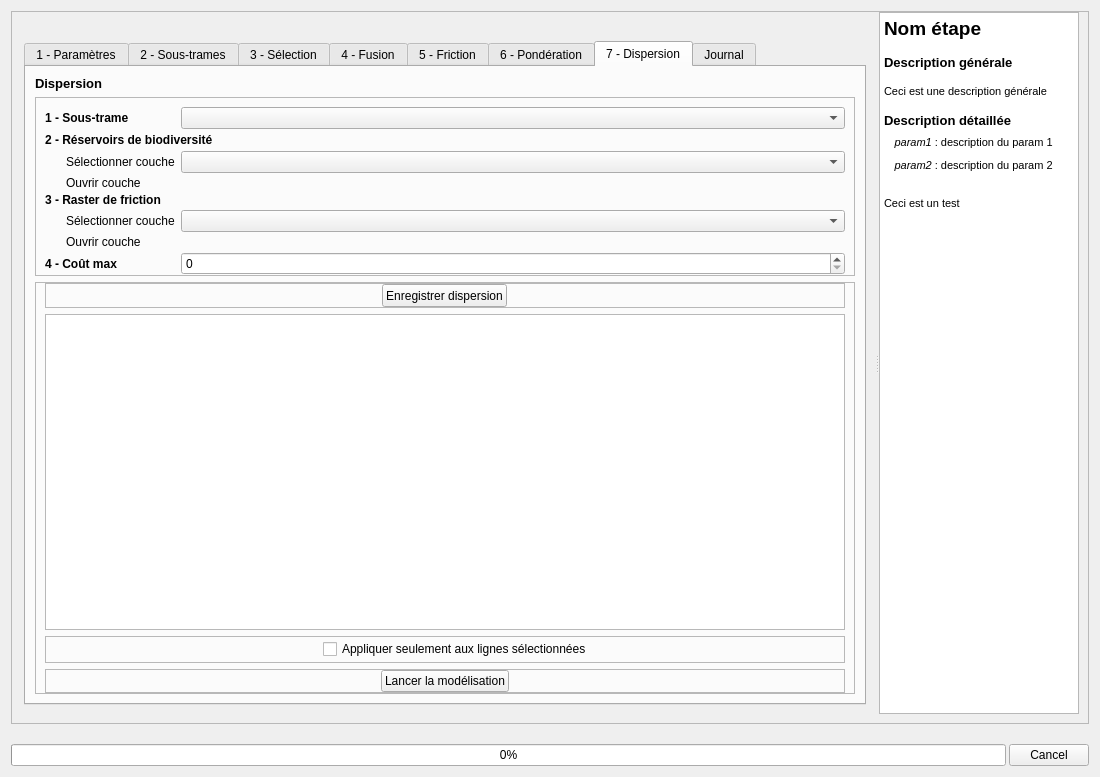
Qt form test_dialog.ui (MathieuChailloux/BioDispersal) before a commit.
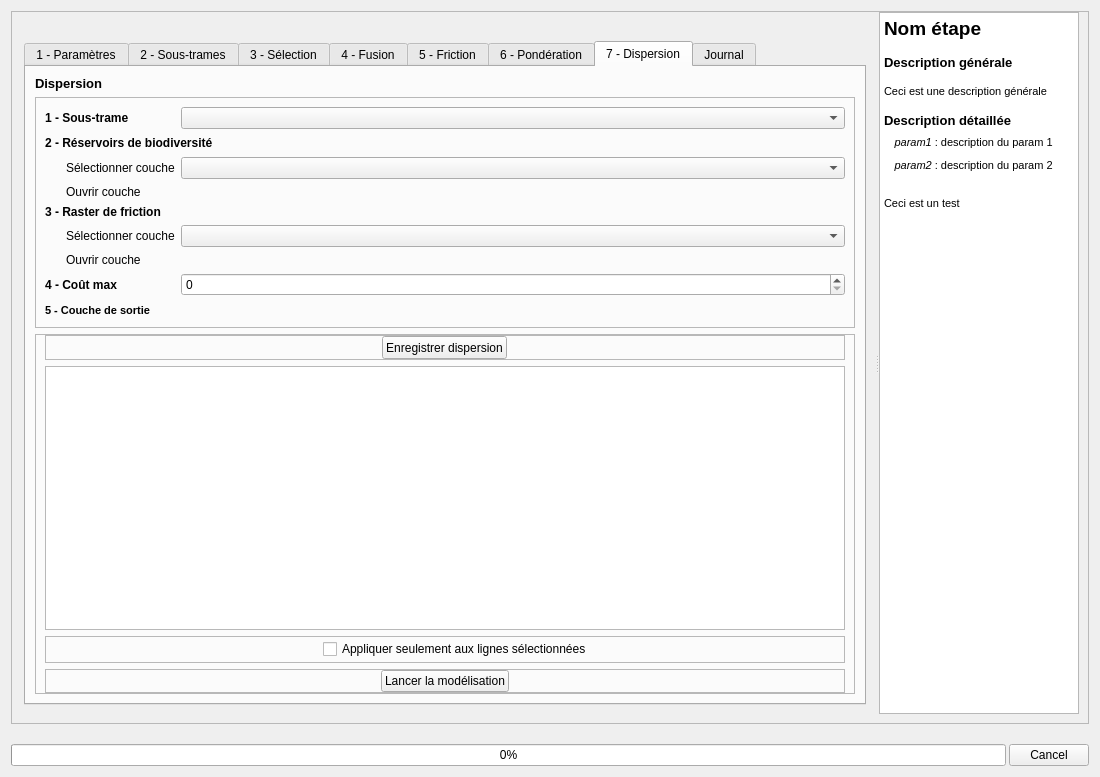
The same form after that commit. The open tabs and pages were chosen to show the change. Icons and pictures are not drawn. Custom widgets are drawn as their Qt base class.

Commit message: Fixing multiple friction connections (multiple dialog opened for instance)

```diff
--- a/test_dialog.ui
+++ b/test_dialog.ui
@@ -3480,19 +3480,7 @@
                  <property name="frameShadow">
                   <enum>QFrame::Raised</enum>
                  </property>
-                 <layout class="QGridLayout" name="gridLayout_22">
-                  <property name="topMargin">
-                   <number>9</number>
-                  </property>
-                  <property name="rightMargin">
-                   <number>9</number>
-                  </property>
-                  <property name="bottomMargin">
-                   <number>0</number>
-                  </property>
-                  <property name="verticalSpacing">
-                   <number>3</number>
-                  </property>
+                 <layout class="QGridLayout" name="gridLayout_10">
                   <item row="0" column="0" colspan="2">
                    <widget class="QLabel" name="costSTLabel">
                     <property name="sizePolicy">
@@ -3814,6 +3802,29 @@
                     </property>
                    </widget>
                   </item>
+                  <item row="8" column="0" colspan="2">
+                   <widget class="QLabel" name="dispOutLayerLabel">
+                    <property name="minimumSize">
+                     <size>
+                      <width>0</width>
+                      <height>16</height>
+                     </size>
+                    </property>
+                    <property name="font">
+                     <font>
+                      <pointsize>8</pointsize>
+                      <weight>75</weight>
+                      <bold>true</bold>
+                     </font>
+                    </property>
+                    <property name="text">
+                     <string>5 - Couche de sortie</string>
+                    </property>
+                   </widget>
+                  </item>
+                  <item row="8" column="2">
+                   <widget class="QgsFileWidget" name="costOutLayer"/>
+                  </item>
                  </layout>
                 </widget>
                </item>
```
The commit also changes 5 other files.
